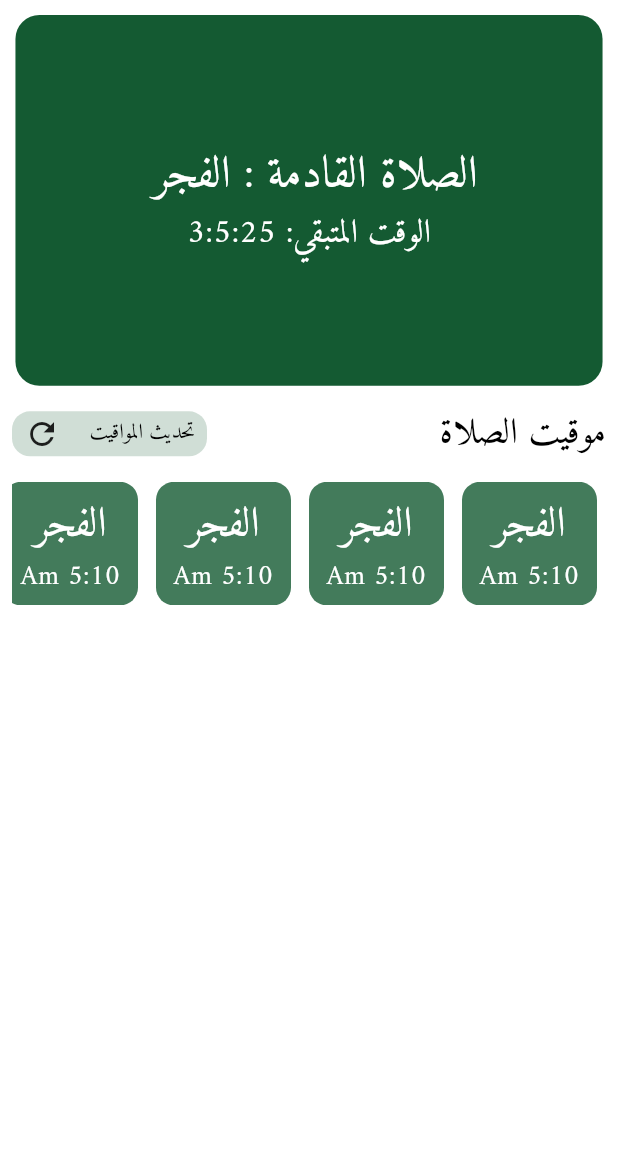
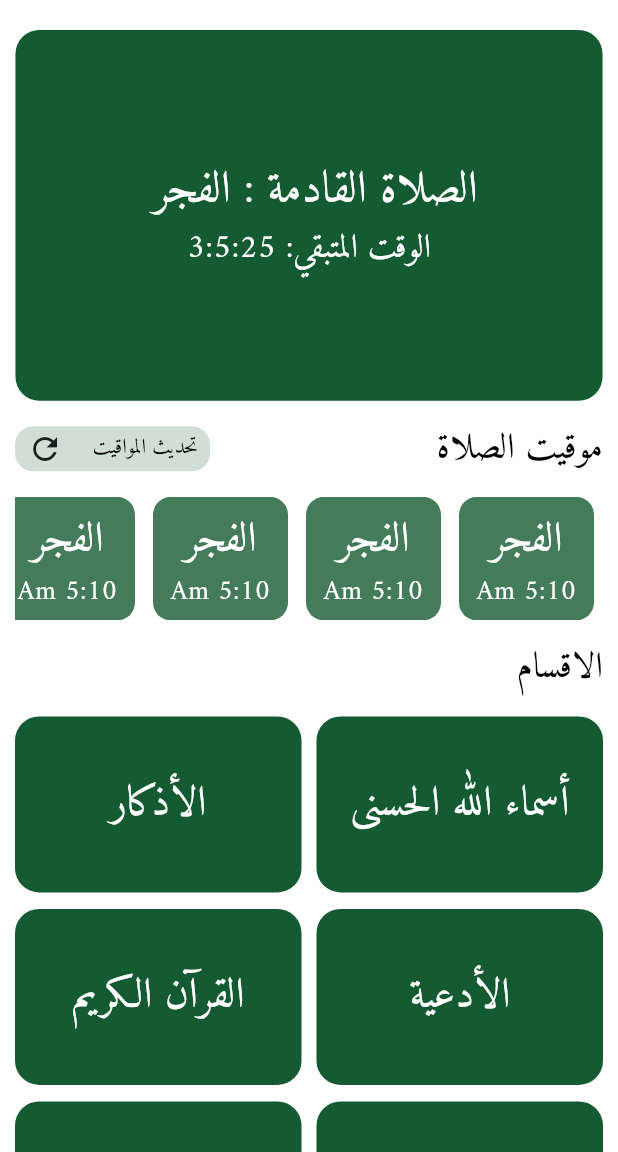
Before and after one commit to hassannwesh/al_rafiq_app, a Flutter app: the screen it shows after launch, on a phone screen of 412 x 824 dp, the part 84-1236 px from its top. Run offline on Flutter 3.47's test engine with Material 3 defaults, Android fonts, the phone set to English and light mode, and no system bars; our stand-ins replace go_router.

Commit message:
CustomListViewSections ui

```diff
--- /dev/null
+++ b/lib/feature/home/presentation/views/widgets/custom_list_view_sections.dart
@@ -0,0 +1,37 @@
+import 'package:al_rafiq/feature/home/presentation/views/widgets/item_section.dart';
+import 'package:flutter/material.dart';
+
+class CustomListViewSections extends StatelessWidget {
+  CustomListViewSections({super.key});
+
+  @override
+  Widget build(BuildContext context) {
+    return GridView.builder(
+      physics: NeverScrollableScrollPhysics(),
+      shrinkWrap: true,
+      gridDelegate: const SliverGridDelegateWithFixedCrossAxisCount(
+        crossAxisCount: 2, // عمودين
+        crossAxisSpacing: 10, // مسافة بين الأعمدة
+        mainAxisSpacing: 1, // مسافة بين الصفوف
+        childAspectRatio: 1.5, // ظبط النسبة حسب الشكل اللي عايزه
+      ),
+      itemCount: sections.length,
+      itemBuilder: (context, index) {
+        return ItemSection(text: sections[index]);
+      },
+    );
+  }
+
+  final List<String> sections = [
+    "أسماء الله الحسنى",
+    "الأذكار",
+    "الأدعية",
+    "القرآن الكريم",
+    "السيرة",
+    "التفسير",
+    "الحديث",
+    "الفقه",
+    "التجويد",
+    "القصص",
+  ];
+}
--- a/lib/feature/home/presentation/views/widgets/home_view_body.dart
+++ b/lib/feature/home/presentation/views/widgets/home_view_body.dart
@@ -1,6 +1,4 @@
-import 'package:al_rafiq/feature/home/presentation/views/widgets/custom_list_view_time_pray.dart';
-import 'package:al_rafiq/feature/home/presentation/views/widgets/next_pray_widget.dart';
-import 'package:al_rafiq/feature/home/presentation/views/widgets/prayer_time_update_widget.dart';
+import 'package:al_rafiq/feature/home/presentation/views/widgets/custom_list_view_sections.dart';
 import 'package:al_rafiq/feature/home/presentation/views/widgets/time_pray_section.dart';
 import 'package:flutter/material.dart';
 
@@ -15,18 +13,60 @@ class HomeViewBody extends StatelessWidget {
         title: Text('الرفيق'),
         leading: IconButton(onPressed: () {}, icon: const Icon(Icons.menu)),
       ),
-      body: CustomScrollView(
-        physics: BouncingScrollPhysics(),
-        slivers: [
-          SliverToBoxAdapter(
-            child: Padding(
-              padding: const EdgeInsets.symmetric(horizontal: 8),
-              child: TimePraySection(),
-            ),
+      body: SingleChildScrollView(
+        child: Padding(
+          padding: const EdgeInsets.symmetric(horizontal: 10),
+          child: Column(
+            children: [
+              SizedBox(height: 10),
+              TimePraySection(),
+              SizedBox(height: 15),
+              Align(
+                alignment: Alignment.centerRight,
+                child: Text(
+                  'الاقسام',
+                  textAlign: TextAlign.start,
+                  style: Theme.of(
+                    context,
+                  ).textTheme.bodyMedium?.copyWith(fontSize: 24),
+                ),
+              ),
+              SizedBox(height: 15),
+              CustomListViewSections(),
+            ],
           ),
-          SliverFillRemaining(),
-        ],
+        ),
       ),
     );
   }
 }
+// CustomScrollView(
+//         physics: BouncingScrollPhysics(),
+//         slivers: [
+//           SliverToBoxAdapter(
+//             child: Padding(
+//               padding: const EdgeInsets.symmetric(horizontal: 8),
+//               child: TimePraySection(),
+//             ),
+//           ),
+//           SliverFillRemaining(
+//             child: Padding(
+//               padding: const EdgeInsets.symmetric(horizontal: 8),
+//               child: Column(
+//                 children: [
+//                   SizedBox(height: 15),
+//                   Text(
+//                     'الاقسام ',
+//                     textAlign: TextAlign.right,
+//                     style: Theme.of(
+//                       context,
+//                     ).textTheme.bodyMedium?.copyWith(fontSize: 24),
+//                   ),
+//                   SizedBox(height: 15),
+//                   CustomListViewSections(),
+//                 ],
+//               ),
+//             ),
+//           ),
+//         ],
+//       ),
--- /dev/null
+++ b/lib/feature/home/presentation/views/widgets/item_section.dart
@@ -0,0 +1,29 @@
+import 'package:al_rafiq/core/utils/helper/class_size.dart';
+import 'package:flutter/material.dart';
+
+class ItemSection extends StatelessWidget {
+  const ItemSection({super.key, required this.text});
+  final String text;
+  @override
+  Widget build(BuildContext context) {
+    return Padding(
+      padding: const EdgeInsets.only(bottom: 10),
+      child: Container(
+        height: ScreenSize.height(context) * .13,
+        decoration: BoxDecoration(
+          borderRadius: BorderRadius.circular(16),
+          color: Theme.of(context).colorScheme.primary,
+        ),
+        child: Center(
+          child: Text(
+            text,
+            textAlign: TextAlign.center,
+            style: Theme.of(
+              context,
+            ).textTheme.bodyLarge?.copyWith(fontSize: 28),
+          ),
+        ),
+      ),
+    );
+  }
+}
```
